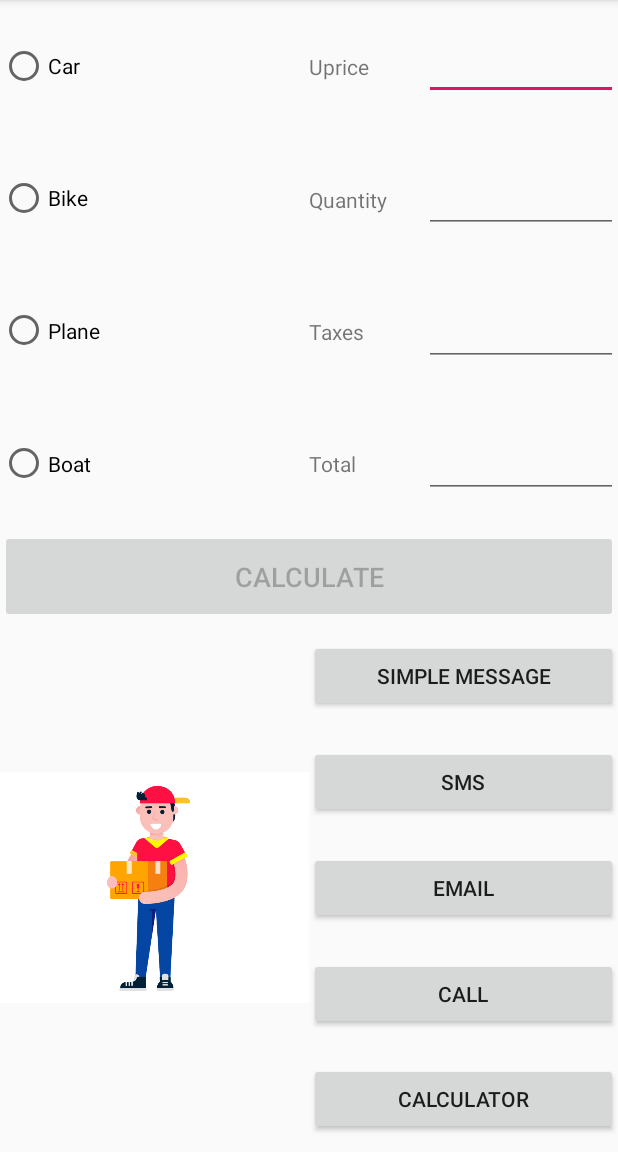
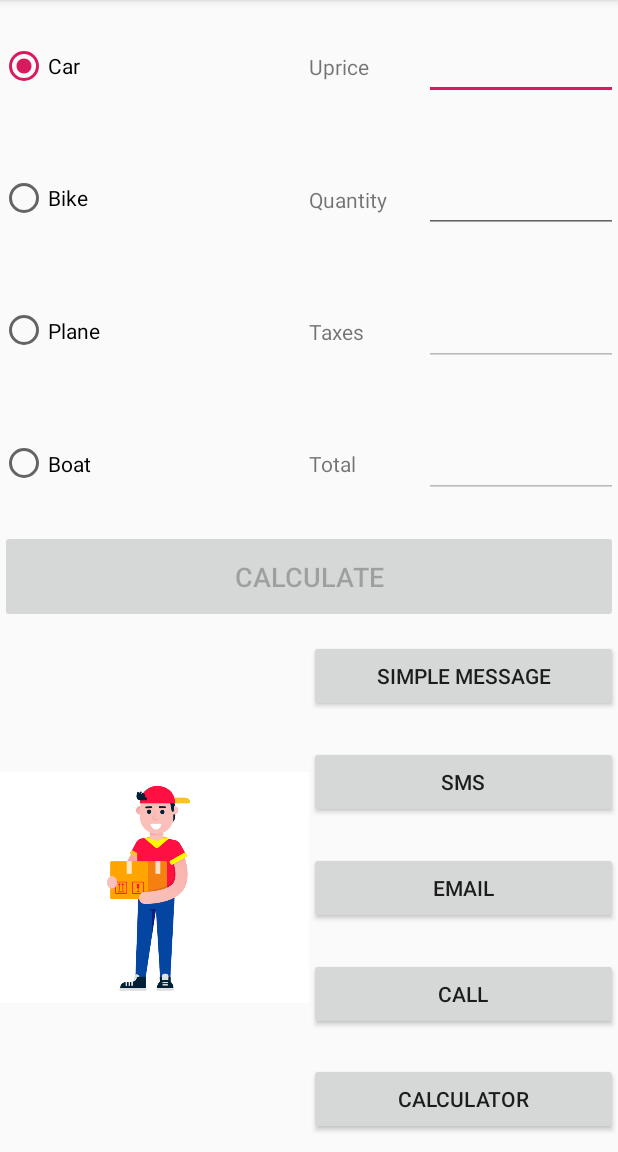
Before and after one commit to RathanSreeramoju/MAD-POS-SYSTEM, an Android app: the screen it shows after launch (MainActivity), on a phone screen of 412 x 824 dp, the part 84-1236 px from its top. Run offline under Robolectric (Android 15) with nearby library versions, the phone set to English and light mode, and no system bars.

Commit message:
Edited Main Acticity

```diff
--- a/app/src/main/java/com/example/madpossystem/view/MainActivity.java
+++ b/app/src/main/java/com/example/madpossystem/view/MainActivity.java
@@ -11,6 +11,7 @@ import android.util.Log;
 import android.view.View;
 import android.widget.Button;
 import android.widget.EditText;
+import android.widget.RadioButton;
 import android.widget.TextView;
 
 import com.example.madpossystem.R;
@@ -26,8 +27,10 @@ public class MainActivity extends AppCompatActivity {
     private EditText num1;
     private EditText num2;
     private Button calculate;
-    private TextView taxes;
-    private TextView total;
+    private EditText taxes;
+    private EditText total;
+    private RadioButton rb1,rb2,rb3,rb4;
+
 
     @Override
     protected void onCreate(Bundle savedInstanceState) {
@@ -37,20 +40,29 @@ public class MainActivity extends AppCompatActivity {
         num1 = (EditText)findViewById(R.id.editText);
         num2 = (EditText)findViewById(R.id.editText2);
         calculate = (Button)findViewById(R.id.button2);
-        taxes = (TextView)findViewById(R.id.editText3);
-        total = (TextView)findViewById(R.id.editText4);
+        taxes = (EditText)findViewById(R.id.editText3);
+        total = (EditText)findViewById(R.id.editText4);
+        RadioButton rb1 = (RadioButton) findViewById(R.id.radioButton5);
+        RadioButton rb2 = (RadioButton) findViewById(R.id.radioButton4);
+        RadioButton rb3 = (RadioButton) findViewById(R.id.radioButton3);
+        RadioButton rb4 = (RadioButton) findViewById(R.id.radioButton2);
 
         num1.addTextChangedListener(watch);
         num2.addTextChangedListener(watch);
+        rb1.setOnClickListener(first_radio_listener);
+        rb2.setOnClickListener(first_radio_listener);
+        rb3.setOnClickListener(first_radio_listener);
+        rb4.setOnClickListener(first_radio_listener);
 
         calculate.setOnClickListener(new View.OnClickListener() {
             @Override
             public void onClick(View v) {
+
                 int number1 = Integer.parseInt(num1.getText().toString());
                 int number2 = Integer.parseInt(num2.getText().toString());
                 double tax = (number1 * number2)*0.15;
                 double totalresult = (number1 * number2) + tax;
-                taxes.setText("" + String.valueOf(tax));
+                taxes.setText("" + String.valueOf(tax).trim());
                 total.setText("" + String.valueOf(totalresult));
             }
 
@@ -70,12 +82,32 @@ public class MainActivity extends AppCompatActivity {
             String input2 = num2.getText().toString().trim();
 
             calculate.setEnabled(!input1.isEmpty() && !input2.isEmpty());
-
-
         }
 
         @Override
         public void afterTextChanged(Editable s) {
+
+        }
+    };
+
+    final View.OnClickListener first_radio_listener = new View.OnClickListener() {
+        public void onClick(View v) {
+            num1.getText().clear();
+            num2.getText().clear();
+            taxes.getText().clear();
+            total.getText().clear();
+            /*if (rb1.isChecked() == true ) {
+                boolean m =( Integer.parseInt(num1.getText().toString())) >= 25000;
+            }
+            if (rb2.isChecked() == true ) {
+                boolean m =( Integer.parseInt(num1.getText().toString())) >= 10000;
+            }
+            if (rb3.isChecked() == true ) {
+                boolean m =( Integer.parseInt(num1.getText().toString())) >= 950000;
+            }
+            if (rb4.isChecked() == true ) {
+                boolean m =( Integer.parseInt(num1.getText().toString())) >= 145000;
+            }*/
 
         }
     };
@@ -88,14 +120,4 @@ public class MainActivity extends AppCompatActivity {
 
     }
 
-
-       /* public void onButtonClick(View v) {
-        double v1 = 0.15;
-        EditText e1 = (EditText)findViewById(R.id.editText);
-        EditText e2 = (EditText)findViewById(R.id.editText2);
-        TextView3 t3 = (TextView)findViewById(R.id.textView3);
-        int num1 = Integer.parseInt(e1.getText().toString());
-        int num2 = Integer.parseInt(e2.getText().toString());
-        int CALCULATE = (int) ((num1 * num2) * v1);
-        t3.setText(Integer.toString(CALCULATE));*/
-    }
+}
--- a/app/src/main/res/layout/activity_main.xml
+++ b/app/src/main/res/layout/activity_main.xml
@@ -34,7 +34,8 @@
                         android:layout_width="match_parent"
                         android:layout_height="0dp"
                         android:layout_weight="1"
-                        android:text="Car" />
+                        android:text="Car"
+                        android:checked="true" />
 
                     <RadioButton
                         android:id="@+id/radioButton4"
@@ -134,7 +135,8 @@
                         android:layout_height="wrap_content"
                         android:layout_weight="1"
                         android:ems="10"
-                        android:inputType="numberDecimal" />
+                        android:inputType="numberDecimal"
+                        android:enabled="false"/>
                 </LinearLayout>
 
                 <LinearLayout
@@ -158,7 +160,8 @@
                         android:layout_height="wrap_content"
                         android:layout_weight="1"
                         android:ems="10"
-                        android:inputType="numberDecimal" />
+                        android:inputType="numberDecimal"
+                        android:enabled="false"/>
                 </LinearLayout>
             </LinearLayout>
         </LinearLayout>
--- a/app/src/main/res/layout/activity_second.xml
+++ b/app/src/main/res/layout/activity_second.xml
@@ -127,8 +127,8 @@
                     android:layout_alignParentStart="true"
                     android:layout_alignParentLeft="true"
                     android:layout_alignParentBottom="true"
-                    android:layout_marginStart="66dp"
-                    android:layout_marginLeft="66dp"
+                    android:layout_marginStart="81dp"
+                    android:layout_marginLeft="81dp"
                     android:layout_marginBottom="63dp"
                     android:ems="10"
                     android:hint="@string/editText_second"
```
